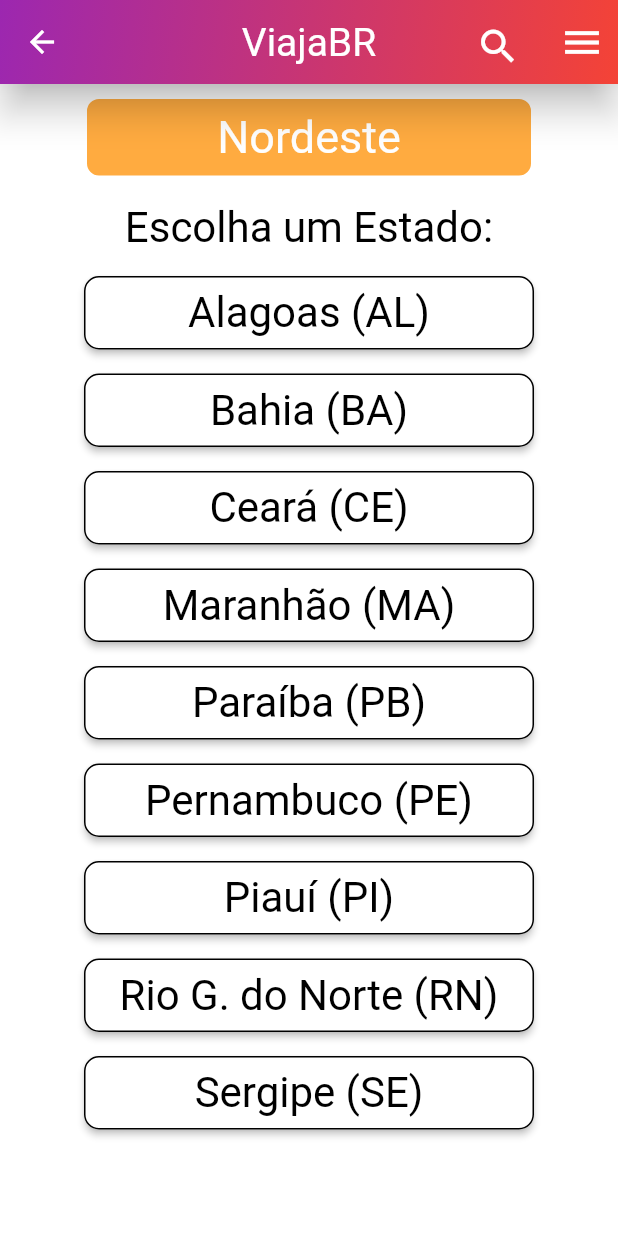
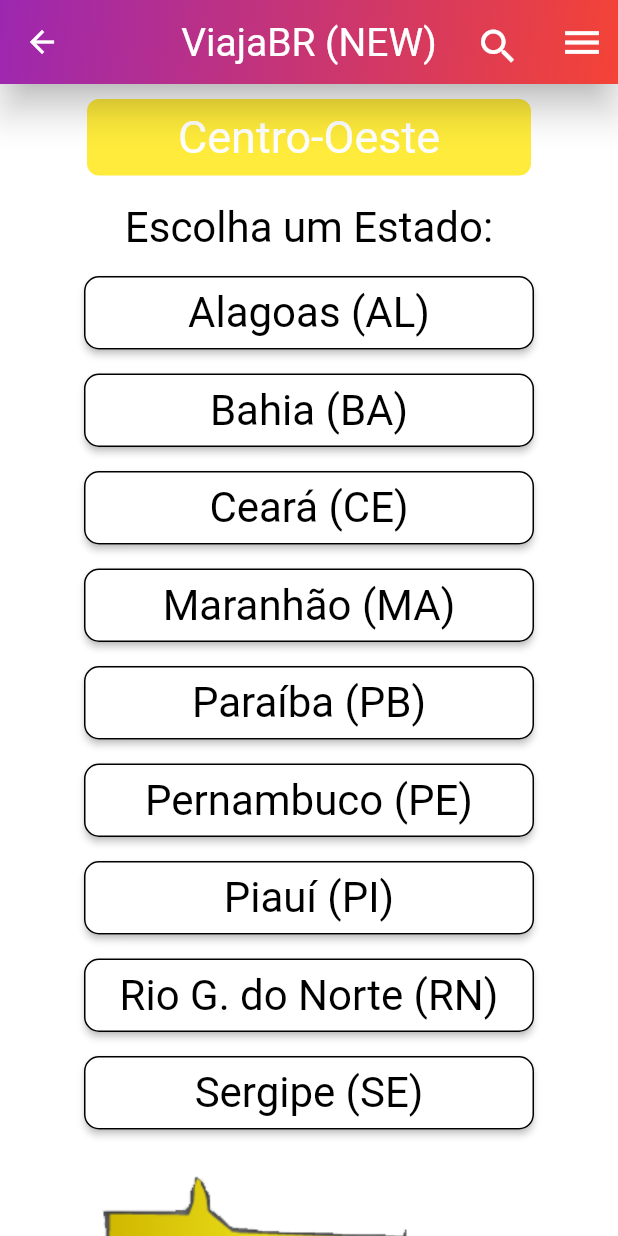
Before and after one commit to TayBatista/TCC, a Flutter app: the screen it shows after launch, after a tap on "Centro-Oeste", on a phone screen of 412 x 824 dp. Run offline on Flutter 3.47's test engine with Material 2 defaults, Android fonts, the phone set to English and light mode, and no system bars.

Commit message:
Arrumando imagem da região

```diff
--- a/lib/components/ButtonLike.dart
+++ b/lib/components/ButtonLike.dart
@@ -4,9 +4,9 @@
 
 class ButtonLike extends StatelessWidget {
   final String title;
-  final Color? color;
+  final Color color;
 
-  const ButtonLike({Key? key, required this.title, this.color})
+  const ButtonLike({Key? key, required this.title, required this.color})
       : super(key: key);
 
   @override
@@ -19,7 +19,7 @@
           width: 300,
           decoration: BoxDecoration(
             borderRadius: BorderRadius.circular(10),
-            color: color ?? Colors.orangeAccent,
+            color: color,
             border: Border.all(
               color: Colors.white,
               width: 2,
--- a/lib/components/ViajaBrAppBar.dart
+++ b/lib/components/ViajaBrAppBar.dart
@@ -9,7 +9,7 @@
   @override
   Widget build(BuildContext context) {
     return AppBar(
-      title: const Text('ViajaBR'),
+      title: const Text('ViajaBR (NEW)'),
       titleTextStyle: const TextStyle(fontSize: 26),
       centerTitle: true,
       actions: [
--- a/lib/newpages/CitiesPage.dart
+++ b/lib/newpages/CitiesPage.dart
@@ -12,8 +12,10 @@
 
 class CitiesPage extends StatefulWidget {
   final StateModel state;
+  final Color color;
 
-  const CitiesPage({Key? key, required this.state}) : super(key: key);
+  const CitiesPage({Key? key, required this.state, required this.color})
+      : super(key: key);
 
   @override
   _CitiesPageState createState() => _CitiesPageState();
@@ -23,7 +25,7 @@
   @override
   Widget build(final BuildContext context) {
     final List<Widget> widgets = [];
-    widgets.add(const ButtonLike(title: "Alagoas (AL)"));
+    widgets.add(ButtonLike(title: "Alagoas (AL)", color: widget.color));
     widgets.add(
         const TitleField(title: 'Escolha um Destino:', color: Colors.black));
 
@@ -44,8 +46,9 @@
   }
 
   void addCity(final List<Widget> widgets, CityModel city) {
-    widgets.add(
-        RedrectionButton(text: city.name, nextPage: TouristPage(city: city)));
+    widgets.add(RedrectionButton(
+        text: city.name,
+        nextPage: TouristPage(city: city, color: widget.color)));
     widgets.add(Picture(path: city.image));
   }
 
--- a/lib/newpages/RegionsPage.dart
+++ b/lib/newpages/RegionsPage.dart
@@ -34,11 +34,19 @@
                   children: const [
                     RegionButton(
                         text: 'Norte',
-                        nextPage: StatesPage(regionId: 1),
+                        nextPage: StatesPage(
+                            id: 1,
+                            title: 'Norte',
+                            image: 'assets/images/norte.png',
+                            color: Colors.green),
                         color: Colors.green),
                     RegionButton(
                         text: 'Nordeste',
-                        nextPage: StatesPage(regionId: 2),
+                        nextPage: StatesPage(
+                            id: 2,
+                            title: 'Nordeste',
+                            image: 'assets/images/nordeste.png',
+                            color: Colors.orangeAccent),
                         color: Colors.orangeAccent),
                   ],
                 )),
@@ -49,11 +57,19 @@
                   children: const [
                     RegionButton(
                         text: 'Centro-Oeste',
-                        nextPage: StatesPage(regionId: 3),
+                        nextPage: StatesPage(
+                            id: 3,
+                            title: 'Centro-Oeste',
+                            image: 'assets/images/centro_oeste.png',
+                            color: Colors.yellow),
                         color: Colors.yellow),
                     RegionButton(
                         text: 'Suldeste',
-                        nextPage: StatesPage(regionId: 4),
+                        nextPage: StatesPage(
+                            id: 4,
+                            title: 'Suldeste',
+                            image: 'assets/images/sudeste3.jpg',
+                            color: Colors.redAccent),
                         color: Colors.redAccent),
                   ],
                 )),
@@ -61,7 +77,11 @@
                 padding: const EdgeInsets.fromLTRB(15.0, 10.0, 15.0, 10.0),
                 child: const RegionButton(
                     text: 'Sul',
-                    nextPage: StatesPage(regionId: 5),
+                    nextPage: StatesPage(
+                        id: 5,
+                        title: 'Sul',
+                        image: 'assets/images/Sul1.png',
+                        color: Colors.blue),
                     color: Colors.blue)),
             const Picture(path: 'assets/images/brasil2.png'),
           ],
--- a/lib/newpages/StatesPage.dart
+++ b/lib/newpages/StatesPage.dart
@@ -1,6 +1,7 @@
 // ignore_for_file: lowercase_with_underscores, unnecessary_const, file_names
 
 import 'package:flutter/material.dart';
+import 'package:viajabr_tcc/components/Picture.dart';
 import 'package:viajabr_tcc/newpages/CitiesPage.dart';
 import 'package:viajabr_tcc/components/ButtonLike.dart';
 import 'package:viajabr_tcc/components/RedrectionButton.dart';
@@ -10,9 +11,18 @@
 
 // NordestePage
 class StatesPage extends StatefulWidget {
-  final int regionId;
+  final int id;
+  final String title;
+  final String image;
+  final Color color;
 
-  const StatesPage({Key? key, required this.regionId}) : super(key: key);
+  const StatesPage({
+    Key? key,
+    required this.id,
+    required this.title,
+    required this.image,
+    required this.color,
+  }) : super(key: key);
 
   @override
   _StatesPageState createState() => _StatesPageState();
@@ -24,13 +34,15 @@
     List<StateModel> states = loadData();
 
     final List<Widget> widgets = [];
-    widgets.add(const ButtonLike(title: "Nordeste"));
+    widgets.add(ButtonLike(title: widget.title, color: widget.color));
     widgets.add(
         const TitleField(title: 'Escolha um Estado:', color: Colors.black));
     for (var state in states) {
       widgets.add(RedrectionButton(
-          text: state.name, nextPage: CitiesPage(state: state)));
+          text: state.name,
+          nextPage: CitiesPage(state: state, color: widget.color)));
     }
+    widgets.add(Picture(path: widget.image));
     return Scaffold(
       backgroundColor: Colors.white,
       appBar: const ViajaBrAppBar(),
@@ -44,7 +56,7 @@
   }
 
   List<StateModel> loadData() {
-     debugPrint(widget.regionId.toString()); // TODO
+    debugPrint(widget.id.toString()); // TODO
     final List<StateModel> states = [];
     states.add(StateModel(regionId: 1, id: 1, name: 'Alagoas (AL)'));
     states.add(StateModel(regionId: 1, id: 2, name: 'Bahia (BA)'));
--- a/lib/newpages/TouristPage.dart
+++ b/lib/newpages/TouristPage.dart
@@ -13,8 +13,10 @@
 
 class TouristPage extends StatefulWidget {
   final CityModel city;
+  final Color color;
 
-  const TouristPage({Key? key, required this.city}) : super(key: key);
+  const TouristPage({Key? key, required this.city, required this.color})
+      : super(key: key);
 
   @override
   _TouristPageState createState() => _TouristPageState();
@@ -26,7 +28,7 @@
     final List<TuristModel> turists = loadData();
 
     final List<Widget> widgets = [];
-    widgets.add(ButtonLike(title: widget.city.name));
+    widgets.add(ButtonLike(title: widget.city.name, color: widget.color));
     for (var turist in turists) {
       addTurist(widgets, turist);
     }
```
